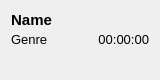
First picture: the form in include/playlistCard.ui, repository waveplough/MusicPlaylistManager, before the edit.
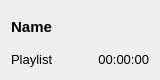
Second picture: the form after the edit. Icons and pictures are not drawn.

Commit message: removed genre from playlist field

```diff
--- a/include/playlistCard.ui
+++ b/include/playlistCard.ui
@@ -18,17 +18,8 @@
   </property>
   <layout class="QVBoxLayout" name="verticalLayout">
    <item>
-    <layout class="QFormLayout" name="formLayout">
-     <property name="fieldGrowthPolicy">
-      <enum>QFormLayout::FieldGrowthPolicy::AllNonFixedFieldsGrow</enum>
-     </property>
-     <property name="verticalSpacing">
-      <number>0</number>
-     </property>
-     <property name="topMargin">
-      <number>0</number>
-     </property>
-     <item row="0" column="0">
+    <layout class="QHBoxLayout" name="topHorizontalLayout">
+     <item>
       <widget class="QLabel" name="playlistNameLabel">
        <property name="minimumSize">
         <size>
@@ -54,8 +45,53 @@
        </property>
       </widget>
      </item>
-     <item row="1" column="0" colspan="2">
-      <layout class="QHBoxLayout" name="horizontalLayout">
+     <item>
+      <spacer name="nameSpacer">
+       <property name="orientation">
+        <enum>Qt::Orientation::Horizontal</enum>
+       </property>
+       <property name="sizeHint" stdset="0">
+        <size>
+         <width>40</width>
+         <height>20</height>
+        </size>
+       </property>
+      </spacer>
+     </item>
+     <item>
+      <widget class="QPushButton" name="playlistSymbol">
+       <property name="minimumSize">
+        <size>
+         <width>20</width>
+         <height>20</height>
+        </size>
+       </property>
+       <property name="font">
+        <font>
+         <pointsize>21</pointsize>
+        </font>
+       </property>
+       <property name="styleSheet">
+        <string notr="true">QPushButton {
+    border: none;
+    background-color: transparent;
+    padding: 0px;
+    outline: none;
+}
+</string>
+       </property>
+       <property name="text">
+        <string/>
+       </property>
+       <property name="icon">
+        <iconset theme="QIcon::ThemeIcon::FormatJustifyLeft"/>
+       </property>
+      </widget>
+     </item>
+    </layout>
+   </item>
+   <item>
+    <layout class="QHBoxLayout" name="bottomHorizontalLayout">
        <property name="spacing">
         <number>0</number>
        </property>
@@ -63,7 +99,7 @@
         <number>0</number>
        </property>
        <item>
-        <widget class="QLabel" name="playlistGenreLabel">
+      <widget class="QLabel" name="playlistNoticeLabel">
          <property name="font">
           <font>
            <pointsize>10</pointsize>
@@ -71,7 +107,7 @@
           </font>
          </property>
          <property name="text">
-          <string>Genre</string>
+        <string>Playlist</string>
          </property>
         </widget>
        </item>
@@ -104,8 +140,6 @@
           <set>Qt::AlignmentFlag::AlignRight|Qt::AlignmentFlag::AlignTrailing|Qt::AlignmentFlag::AlignVCenter</set>
          </property>
         </widget>
-       </item>
-      </layout>
      </item>
     </layout>
    </item>
```
Lines whose indentation alone changed are shown as unchanged. The commit also changes 1 other file.
